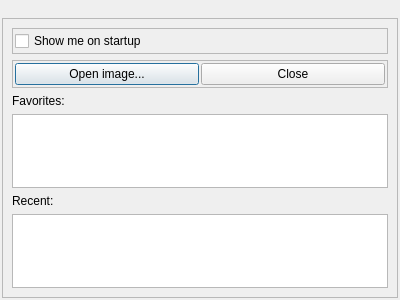
Above: forms/start.ui from isis-group/vast before the change. Below: the same form after it.
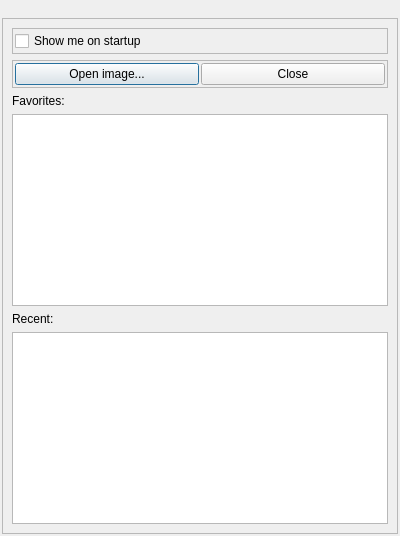
That is the form after the change.

Commit message: fixed size stuff of start widget

```diff
--- a/forms/start.ui
+++ b/forms/start.ui
@@ -7,7 +7,7 @@
     <x>0</x>
     <y>0</y>
     <width>400</width>
-    <height>300</height>
+    <height>359</height>
    </rect>
   </property>
   <property name="sizePolicy">
@@ -42,7 +42,7 @@
    <item>
     <widget class="QFrame" name="buttonFrame">
      <property name="sizePolicy">
-      <sizepolicy hsizetype="Preferred" vsizetype="Maximum">
+      <sizepolicy hsizetype="Preferred" vsizetype="Preferred">
        <horstretch>0</horstretch>
        <verstretch>0</verstretch>
       </sizepolicy>
@@ -121,7 +121,7 @@
       <item>
        <widget class="QListWidget" name="favList">
         <property name="sizePolicy">
-         <sizepolicy hsizetype="Preferred" vsizetype="Maximum">
+         <sizepolicy hsizetype="Preferred" vsizetype="MinimumExpanding">
           <horstretch>0</horstretch>
           <verstretch>0</verstretch>
          </sizepolicy>
@@ -130,13 +130,26 @@
       </item>
       <item>
        <widget class="QLabel" name="recentLabel">
+        <property name="sizePolicy">
+         <sizepolicy hsizetype="Preferred" vsizetype="Minimum">
+          <horstretch>0</horstretch>
+          <verstretch>0</verstretch>
+         </sizepolicy>
+        </property>
         <property name="text">
          <string>Recent:</string>
         </property>
        </widget>
       </item>
       <item>
-       <widget class="QListWidget" name="recentList"/>
+       <widget class="QListWidget" name="recentList">
+        <property name="sizePolicy">
+         <sizepolicy hsizetype="Expanding" vsizetype="MinimumExpanding">
+          <horstretch>0</horstretch>
+          <verstretch>0</verstretch>
+         </sizepolicy>
+        </property>
+       </widget>
       </item>
      </layout>
     </widget>
```
Left out of the diff: 36 changed lines with no effect on the pictures. The commit also changes 2 other files.
